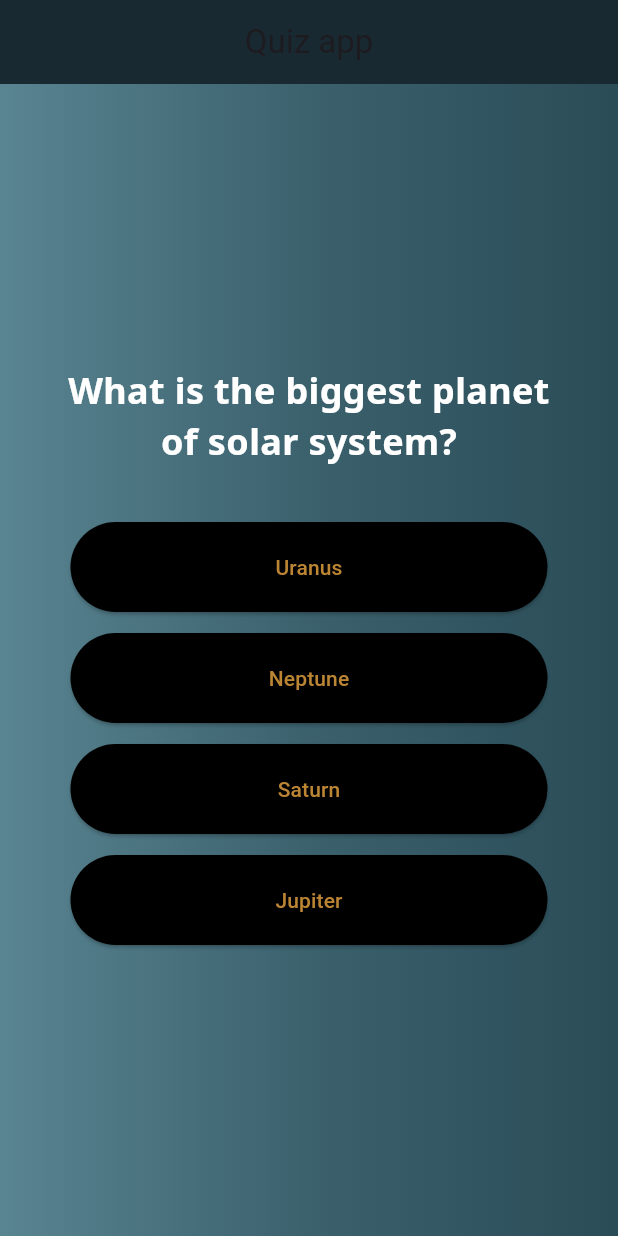
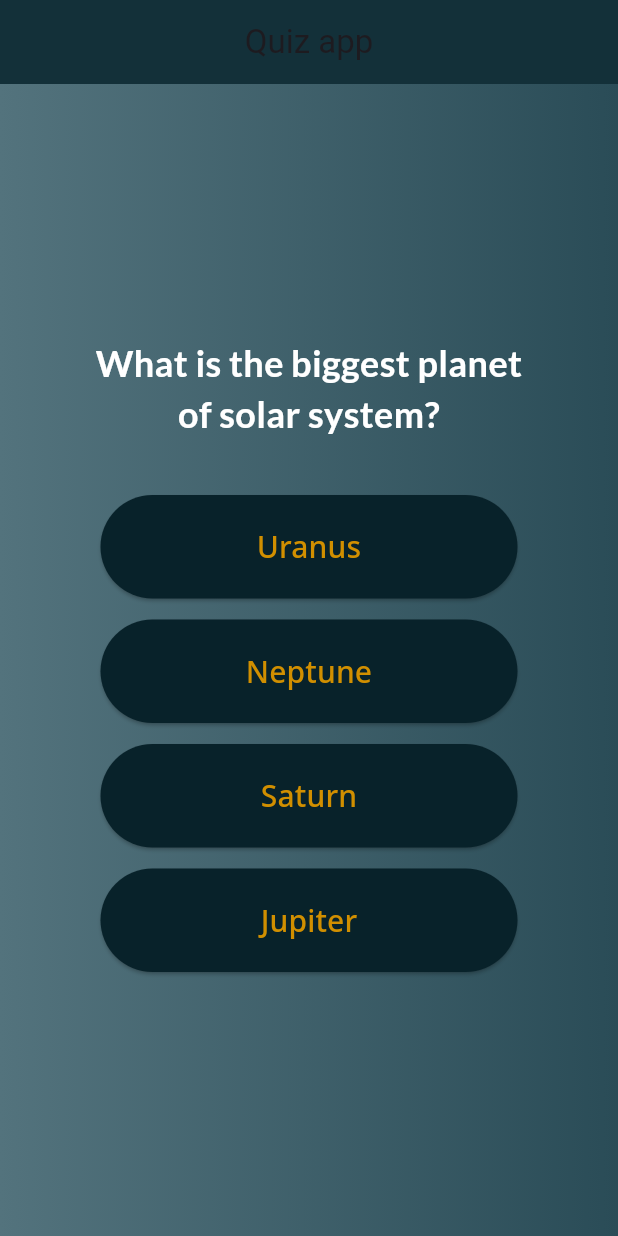
Before and after one commit to nevepura/quiz_app, a Flutter app: the screen it shows after launch, after a tap on "Start", on a phone screen of 412 x 824 dp. Run offline on Flutter 3.47's test engine with Material 3 defaults, Android fonts, the phone set to English and light mode, and no system bars; our stand-ins replace google_fonts.

Commit message:
Added colors class and refactored

```diff
--- a/lib/answer_button.dart
+++ b/lib/answer_button.dart
@@ -1,4 +1,6 @@
 import 'package:flutter/material.dart';
+import 'package:adv_basics/colors.dart';
+import 'package:google_fonts/google_fonts.dart';
 
 class AnswerButton extends StatelessWidget {
   const AnswerButton({
@@ -17,8 +19,8 @@ class AnswerButton extends StatelessWidget {
       child: ElevatedButton(
         onPressed: onTap,
         style: ElevatedButton.styleFrom(
-          foregroundColor: const Color.fromARGB(255, 187, 133, 52),
-          backgroundColor: Colors.black,
+          foregroundColor: orange,
+          backgroundColor: darkestLagoon,
           shape: RoundedRectangleBorder(
             borderRadius: BorderRadius.circular(40),
           ),
@@ -27,6 +29,7 @@ class AnswerButton extends StatelessWidget {
         child: Text(
           answerText,
           textAlign: TextAlign.center,
+          style: GoogleFonts.notoSans(fontSize: 20),
         ),
       ),
     );
--- /dev/null
+++ b/lib/colors.dart
@@ -0,0 +1,13 @@
+import 'package:flutter/material.dart';
+
+const lighterLagoon = Color.fromARGB(255, 167, 202, 214);
+const lightLagoon = Color.fromARGB(255, 83, 115, 125);
+const lagoon = Color.fromARGB(255, 59, 97, 109);
+const darkLagoon = Color.fromARGB(255, 42, 76, 87);
+const darkerLagoon = Color.fromARGB(255, 19, 48, 57);
+const darkestLagoon = Color.fromARGB(255, 8, 34, 42);
+const darkYellow = Color.fromARGB(255, 255, 208, 0);
+const orange = Color.fromARGB(255, 209, 143, 0);
+
+const wrongAnsColor = Color.fromARGB(255, 138, 59, 54);
+const rightAnsColor = Color.fromARGB(255, 39, 143, 120);
--- a/lib/data/questions.dart
+++ b/lib/data/questions.dart
@@ -25,4 +25,16 @@ const questions = [
     'Elephant',
     'Whale',
   ]),
+  QuizQuestion('Where are you going now?', [
+    'Home',
+    'School',
+    'Church',
+    'Beach',
+  ]),
+  QuizQuestion('What is the lamest programming title?', [
+    'Tech lead',
+    'Glue programmer',
+    'Java champion',
+    'Web master',
+  ]),
 ];
--- a/lib/questions_screen.dart
+++ b/lib/questions_screen.dart
@@ -32,9 +32,8 @@ class _QuestionsScreenState extends State<QuestionsScreen> {
     return SizedBox(
       width: double.infinity,
       child: Container(
-        margin: const EdgeInsets.only(
-          left: 40,
-          right: 40,
+        margin: const EdgeInsets.symmetric(
+          horizontal: 60,
         ),
         child: Column(
           mainAxisAlignment: MainAxisAlignment.center,
@@ -42,30 +41,23 @@ class _QuestionsScreenState extends State<QuestionsScreen> {
           children: [
             Text(
               curQuestion.text,
-              style: GoogleFonts.notoSans(
+              style: GoogleFonts.lato(
                   color: Colors.white,
                   fontSize: 24,
                   fontWeight: FontWeight.bold),
               textAlign: TextAlign.center,
             ),
-
             const SizedBox(height: 30),
-            ...curQuestion.getShuffledAnswers().map((answer) {
+            ...curQuestion.getShuffledAnswers().map(
+              (answer) {
                 return AnswerButton(
                   answerText: answer,
                   onTap: () {
                     answerQuestion(answer);
                   },
                 );
-            }),
-            // An alternative way:
-            /*
-            for (var ans in curQuestion.answers)
-              AnswerButton(
-                answerText: ans,
-                onTap: () {},
-              )
-            */
+              },
+            ),
           ],
         ),
       ),
--- a/lib/quiz.dart
+++ b/lib/quiz.dart
@@ -3,6 +3,7 @@ import 'package:flutter/material.dart';
 import 'package:adv_basics/start_screen.dart';
 import 'package:adv_basics/data/questions.dart';
 import 'package:adv_basics/results_screen.dart';
+import 'package:adv_basics/colors.dart';
 
 class Quiz extends StatefulWidget {
   const Quiz({super.key});
@@ -21,7 +22,6 @@ class _QuizState extends State<Quiz> {
     selectedAnswers.add(answer);
     if (selectedAnswers.length >= questions.length) {
       switchScreen(toResultsScreen: true);
-      //selectedAnswers.clear(); // Reset before repeating the quiz. Should be done by results screen when clicking the Repeat quiz button.
     }
   }
 
@@ -58,15 +58,17 @@ class _QuizState extends State<Quiz> {
           title: const Center(
             child: Text("Quiz app"),
           ),
-          backgroundColor: const Color.fromARGB(255, 24, 41, 49),
+          backgroundColor: darkerLagoon,
         ),
         body: Container(
           decoration: const BoxDecoration(
-              gradient: LinearGradient(colors: [
-            Color.fromARGB(255, 89, 132, 145),
-            Color.fromARGB(255, 59, 97, 109),
-            Color.fromARGB(255, 42, 76, 87),
-          ])),
+            gradient: LinearGradient(
+              colors: [
+                lightLagoon,
+                darkLagoon,
+              ],
+            ),
+          ),
           child: activeScreen,
         ),
       ),
--- a/lib/start_screen.dart
+++ b/lib/start_screen.dart
@@ -1,13 +1,11 @@
+import 'package:adv_basics/colors.dart';
 import 'package:flutter/material.dart';
+import 'package:google_fonts/google_fonts.dart';
 
 class StartScreen extends StatelessWidget {
-  const StartScreen(this.switchScreen, {super.key})
-      : mainColor = const Color.fromARGB(255, 255, 208, 0),
-        secondaryColor = const Color.fromARGB(255, 209, 143, 0);
+  const StartScreen(this.switchScreen, {super.key});
 
   final Function() switchScreen;
-  final Color mainColor;
-  final Color secondaryColor;
 
   @override
   Widget build(context) {
@@ -18,13 +16,13 @@ class StartScreen extends StatelessWidget {
           Image.asset(
             "assets/images/quiz-logo.png",
             width: 300,
-            color: mainColor,
+            color: darkYellow,
           ),
           const Padding(padding: EdgeInsets.only(top: 40)),
-          Text(
-            "Are you ready for the quiz? ",
+          const Text(
+            "Are you ready for the challenge? ",
             style: TextStyle(
-              color: secondaryColor,
+              color: orange,
               fontSize: 30,
             ),
           ),
@@ -32,11 +30,19 @@ class StartScreen extends StatelessWidget {
           ElevatedButton.icon(
             onPressed: switchScreen,
             style: ElevatedButton.styleFrom(
-              backgroundColor: const Color.fromARGB(255, 24, 41, 49),
+              backgroundColor: darkerLagoon,
               foregroundColor: Colors.white,
-              padding: const EdgeInsets.all(20),
+              padding: const EdgeInsets.symmetric(
+                horizontal: 40,
+                vertical: 20,
+              ),
             ),
-            label: const Text("Start"),
+            label: Text("Start",
+                style: GoogleFonts.notoSans(
+                    color: Colors.white,
+                    fontSize: 22,
+                    fontWeight: FontWeight.bold),
+                textAlign: TextAlign.center),
             icon: const Icon(Icons.start),
           ),
         ],
```
Also changed, not shown: lib/questions_summary.dart (+7 -6 lines), lib/results_screen.dart (+12 -6 lines). Lines whose indentation alone changed are shown as unchanged.
